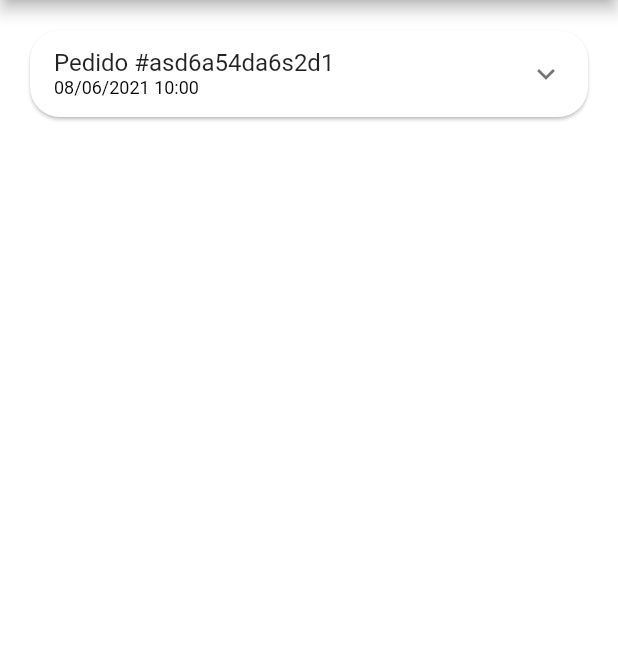
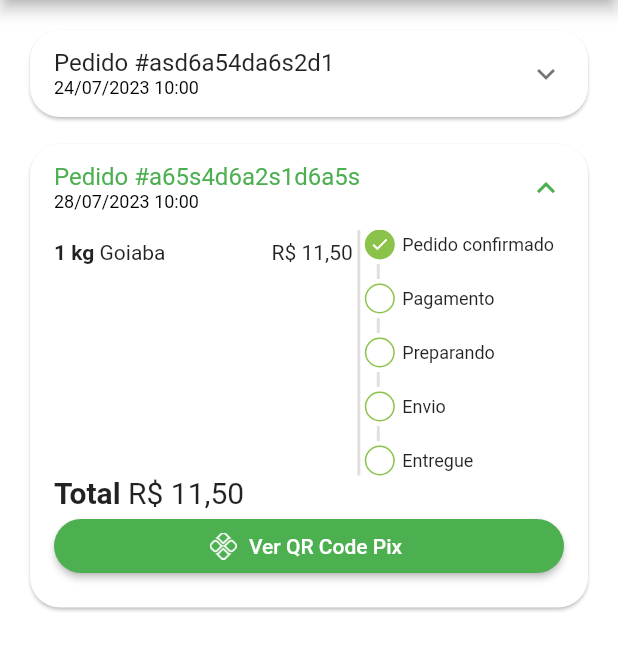
Before and after one commit to dlmoraes/greengrocer, a Flutter app: the OrdersTab screen opened directly, on a phone screen of 412 x 824 dp, the part 84-755 px from its top. Run offline on Flutter 3.47's test engine with Material 2 defaults, Android fonts, the phone set to English and light mode, and no system bars; our stand-ins replace animated_text_kit, badges, fluttertoast, mask_text_input_formatter, qr_flutter; missing offline and left inert: add_to_cart_animation.

```diff
--- a/lib/src/config/app_data.dart
+++ b/lib/src/config/app_data.dart
@@ -99,10 +99,11 @@ UserModel user = UserModel(
 );
 
 List<OrderModel> orders = [
+  // Pedido 1
   OrderModel(
     id: 'asd6a54da6s2d1',
-    createdDateTime: DateTime.parse('2021-06-08 10:00:10.458'),
-    overdueDateTime: DateTime.parse('2021-06-08 11:00:10.458'),
+    createdDateTime: DateTime.parse('2023-07-24 10:00:10.458'),
+    overdueDateTime: DateTime.parse('2023-07-24 11:00:10.458'),
     items: [
       CartItemModel(
         item: apple,
@@ -113,8 +114,24 @@ List<OrderModel> orders = [
         quantity: 2,
       ),
     ],
+    status: 'delivered',
+    copyAndPaste: 'q1w2e3r4t5y6',
+    total: 16,
+  ),
+
+  // Pedido 2
+  OrderModel(
+    id: 'a65s4d6a2s1d6a5s',
+    createdDateTime: DateTime.parse('2023-07-28 10:00:10.458'),
+    overdueDateTime: DateTime.parse('2023-07-24 11:00:10.458'),
+    items: [
+      CartItemModel(
+        item: guava,
+        quantity: 1,
+      ),
+    ],
     status: 'pending_payment',
     copyAndPaste: 'q1w2e3r4t5y6',
-    total: 0,
+    total: 11.5,
   )
 ];
--- /dev/null
+++ b/lib/src/pages/orders/components/order_status_widget.dart
@@ -0,0 +1,129 @@
+import 'package:flutter/material.dart';
+import 'package:greengrocer/src/config/custom_colors.dart';
+
+class OrderStatusWidget extends StatelessWidget {
+  OrderStatusWidget({
+    Key? key,
+    required this.status,
+    required this.isOverdue,
+  }) : super(key: key);
+
+  final String status;
+  final bool isOverdue;
+
+  final Map<String, int> allStatus = <String, int>{
+    'pending_payment': 0,
+    'refunded': 1,
+    'paid': 2,
+    'preparing_purchase': 3,
+    'shipping': 4,
+    'delivered': 5,
+  };
+
+  int get currentStatus => allStatus[status]!;
+
+  @override
+  Widget build(BuildContext context) {
+    return Column(
+      crossAxisAlignment: CrossAxisAlignment.start,
+      children: [
+        const _StatusDot(
+          isActive: true,
+          title: 'Pedido confirmado',
+        ),
+        const _CustomDivider(),
+        if (currentStatus == 1) ...[
+          const _StatusDot(
+            isActive: true,
+            title: 'Pix estornado',
+            backgroudColor: Colors.orange,
+          )
+        ] else if (isOverdue) ...[
+          const _StatusDot(
+            isActive: true,
+            title: 'Pagamento Pix Vencido',
+            backgroudColor: Colors.red,
+          )
+        ] else ...[
+          _StatusDot(isActive: currentStatus >= 2, title: 'Pagamento'),
+          const _CustomDivider(),
+          _StatusDot(isActive: currentStatus >= 3, title: 'Preparando'),
+          const _CustomDivider(),
+          _StatusDot(isActive: currentStatus >= 4, title: 'Envio'),
+          const _CustomDivider(),
+          _StatusDot(isActive: currentStatus == 5, title: 'Entregue'),
+        ]
+      ],
+    );
+  }
+}
+
+class _CustomDivider extends StatelessWidget {
+  const _CustomDivider({Key? key}) : super(key: key);
+
+  @override
+  Widget build(BuildContext context) {
+    return Container(
+      margin: const EdgeInsets.symmetric(
+        horizontal: 8,
+        vertical: 3,
+      ),
+      height: 10,
+      width: 2,
+      color: Colors.grey.shade300,
+    );
+  }
+}
+
+class _StatusDot extends StatelessWidget {
+  const _StatusDot({
+    Key? key,
+    required this.isActive,
+    required this.title,
+    this.backgroudColor,
+  }) : super(key: key);
+
+  final bool isActive;
+  final String title;
+  final Color? backgroudColor;
+
+  @override
+  Widget build(BuildContext context) {
+    return Row(
+      children: [
+        // Dot
+        Container(
+          alignment: Alignment.center,
+          height: 20,
+          width: 20,
+          decoration: BoxDecoration(
+            shape: BoxShape.circle,
+            border: Border.all(
+              color: CustomColors.customSwatchColor,
+            ),
+            color: isActive
+                ? backgroudColor ?? CustomColors.customSwatchColor
+                : Colors.transparent,
+          ),
+          child: isActive
+              ? const Icon(
+                  Icons.check,
+                  size: 13,
+                  color: Colors.white,
+                )
+              : const SizedBox.shrink(),
+        ),
+        const SizedBox(width: 5),
+        // Texto
+        Expanded(
+          child: Text(
+            title,
+            style: const TextStyle(
+              fontSize: 12,
+            ),
+          ),
+        ),
+      ],
+    );
+  }
+}
--- a/lib/src/pages/orders/components/order_tile.dart
+++ b/lib/src/pages/orders/components/order_tile.dart
@@ -1,6 +1,8 @@
 import 'package:flutter/material.dart';
 import 'package:greengrocer/src/models/cart_item_model.dart';
 import 'package:greengrocer/src/models/order_model.dart';
+import 'package:greengrocer/src/pages/commom_widgets/payment_dialog.dart';
+import 'package:greengrocer/src/pages/orders/components/order_status_widget.dart';
 import 'package:greengrocer/src/services/utils_services.dart';
 
 class OrderTile extends StatelessWidget {
@@ -23,6 +25,7 @@ class OrderTile extends StatelessWidget {
           dividerColor: Colors.transparent,
         ),
         child: ExpansionTile(
+          initiallyExpanded: order.status == 'pending_payment',
           title: Column(
             mainAxisSize: MainAxisSize.min,
             crossAxisAlignment: CrossAxisAlignment.start,
@@ -40,29 +43,88 @@ class OrderTile extends StatelessWidget {
             ],
           ),
           childrenPadding: const EdgeInsets.fromLTRB(16, 0, 16, 16),
+          expandedCrossAxisAlignment: CrossAxisAlignment.stretch,
           children: [
-            SizedBox(
-              height: 150,
+            IntrinsicHeight(
               child: Row(
                 children: [
+                  // Lista de produtos
                   Expanded(
-                      flex: 3,
+                    flex: 3,
+                    child: SizedBox(
+                      height: 150,
                       child: ListView(
                         children: order.items.map((orderItem) {
                           return _OrderItemWidget(
                               utilsServices: utilsServices,
                               orderItem: orderItem);
                         }).toList(),
-                      )),
+                      ),
+                    ),
+                  ),
+
+                  // Divisão
+                  VerticalDivider(
+                    color: Colors.grey.shade300,
+                    thickness: 2,
+                    width: 8,
+                  ),
+
+                  // Status do pedido
                   Expanded(
                     flex: 2,
-                    child: Container(
-                      color: Colors.blue,
+                    child: OrderStatusWidget(
+                      status: order.status,
+                      isOverdue: order.overdueDateTime.isBefore(
+                        DateTime.now(),
+                      ),
                     ),
                   ),
                 ],
               ),
-            )
+            ),
+            // Total
+            Text.rich(
+              TextSpan(
+                style: const TextStyle(
+                  fontSize: 20,
+                ),
+                children: [
+                  const TextSpan(
+                    text: 'Total ',
+                    style: TextStyle(
+                      fontWeight: FontWeight.bold,
+                    ),
+                  ),
+                  TextSpan(text: utilsServices.priceToCurrency(order.total)),
+                ],
+              ),
+            ),
+
+            // Botão Pagamento
+            Visibility(
+              visible: order.status == 'pending_payment',
+              child: ElevatedButton.icon(
+                style: ElevatedButton.styleFrom(
+                  shape: RoundedRectangleBorder(
+                    borderRadius: BorderRadius.circular(20),
+                  ),
+                ),
+                onPressed: () {
+                  showDialog(
+                    context: context,
+                    builder: (_) => PaymentDialog(
+                      order: order,
+                    ),
+                  );
+                },
+                icon: Image.asset(
+                  'assets/app_images/pix.png',
+                  height: 18,
+                ),
+                label: const Text('Ver QR Code Pix'),
+              ),
+            ),
           ],
         ),
       ),
--- a/pubspec.yaml
+++ b/pubspec.yaml
@@ -39,6 +39,9 @@ dependencies:
   mask_text_input_formatter: ^2.3.0
   badges: ^2.0.3
   intl: ^0.17.0
+  qr_flutter: ^4.0.0
+  add_to_cart_animation: ^0.0.7
+  fluttertoast: ^8.0.8
 
 dev_dependencies:
   flutter_test:
@@ -64,6 +67,7 @@ flutter:
   # To add assets to your application, add an assets section, like this:
   assets:
     - assets/fruits/
+    - assets/app_images/
   #   - images/a_dot_ham.jpeg
 
   # An image asset can refer to one or more resolution-specific "variants", see
```
Also changed, not shown: lib/src/pages/cart/cart_tab.dart (+18 -1 lines), lib/src/pages/commom_widgets/payment_dialog.dart (added, +107 -0 lines), lib/src/pages/home/components/item_tile.dart (+10 -2 lines), lib/src/pages/home/home_tab.dart (+27 -3 lines), lib/src/services/utils_services.dart (+14 -0 lines), assets/app_images/pix.png (added), pubspec.lock.
